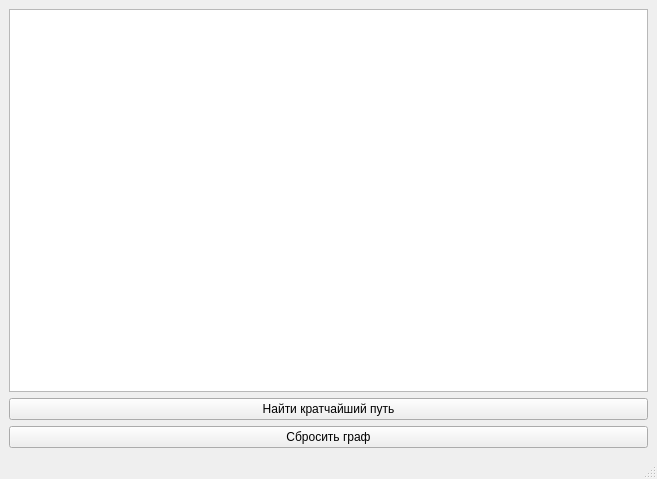
Old version of the form mainwindow.ui in the repository TsengelBair/Graphs_vizualization.
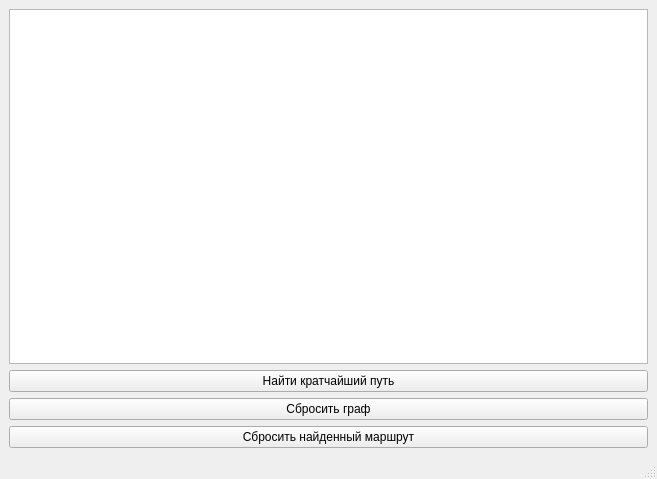
New version of the form.

Commit message: сброс найденного маршрута

What changed in the file:
```diff
--- a/mainwindow.ui
+++ b/mainwindow.ui
@@ -32,6 +32,13 @@
       </property>
      </widget>
     </item>
+    <item row="3" column="0">
+     <widget class="QPushButton" name="resetFindedPathBtn">
+      <property name="text">
+       <string>Сбросить найденный маршрут</string>
+      </property>
+     </widget>
+    </item>
    </layout>
   </widget>
   <widget class="QMenuBar" name="menubar">
```
The commit also changes 1 other file.
